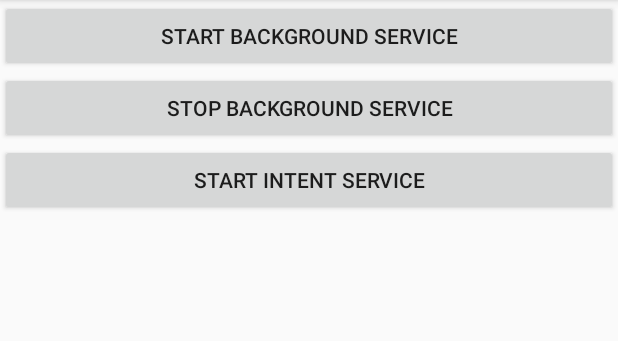
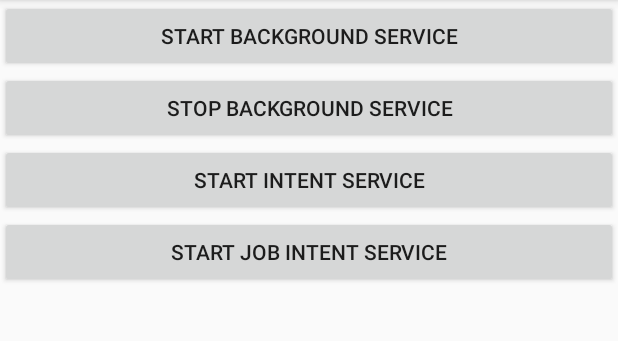
Before and after one commit to milad0x6d/android-samples, an Android app: the screen it shows after launch (MainActivity), on a phone screen of 412 x 824 dp, the part 84-425 px from its top. Run offline under Robolectric (Android 15) with nearby library versions, the phone set to English and light mode, and no system bars.

Commit message:
job intent service for oreo implemented

```diff
--- a/app/src/main/java/ir/milad/androidexamples/MainActivity.kt
+++ b/app/src/main/java/ir/milad/androidexamples/MainActivity.kt
@@ -7,6 +7,7 @@ import android.content.IntentFilter
 import androidx.appcompat.app.AppCompatActivity
 import android.os.Bundle
 import androidx.localbroadcastmanager.content.LocalBroadcastManager
+import ir.milad.androidexamples.jobintentservice.MyJobIntentService
 import kotlinx.android.synthetic.main.activity_main.*
 
 class MainActivity : AppCompatActivity() {
@@ -30,6 +31,12 @@ class MainActivity : AppCompatActivity() {
             val intent = Intent(this,IntentService::class.java)
             intent.putExtra("sleepTime",5)
             startService(intent)
+        }
+
+        btnStartJobIntentService.setOnClickListener {
+            val intent = Intent(this,MyJobIntentService::class.java)
+            intent.putExtra("sleepTime",5)
+            MyJobIntentService.enqueueWork(this,intent)
         }
 
     }
--- a/app/src/main/res/layout/activity_main.xml
+++ b/app/src/main/res/layout/activity_main.xml
@@ -22,10 +22,17 @@
         android:layout_below="@id/btnStopBackgroundService"
         android:text="Start Intent Service"/>
 
+    <Button
+        android:id="@+id/btnStartJobIntentService"
+        android:layout_width="match_parent"
+        android:layout_height="wrap_content"
+        android:layout_below="@id/btnStartIntentService"
+        android:text="Start Job Intent Service"/>
+
     <TextView
         android:layout_width="wrap_content"
         android:id="@+id/txtResult"
-        android:layout_below="@id/btnStartIntentService"
+        android:layout_below="@id/btnStartJobIntentService"
         android:layout_centerHorizontal="true"
         android:layout_height="wrap_content"/>
 </RelativeLayout>
--- a/build.gradle
+++ b/build.gradle
@@ -8,7 +8,7 @@ buildscript {
 
     }
     dependencies {
-        classpath 'com.android.tools.build:gradle:3.6.0'
+        classpath 'com.android.tools.build:gradle:3.6.1'
         classpath "org.jetbrains.kotlin:kotlin-gradle-plugin:$kotlin_version"
 
         // NOTE: Do not place your application dependencies here; they belong
```
Also changed, not shown: app/src/main/AndroidManifest.xml (+11 -1 lines), app/src/main/java/ir/milad/androidexamples/jobintentservice/MyJobIntentService.kt (added, +44 -0 lines), app/src/main/java/ir/milad/androidexamples/limitation/MyBroadcastReceiver.kt (added, +27 -0 lines), 2 other files.
